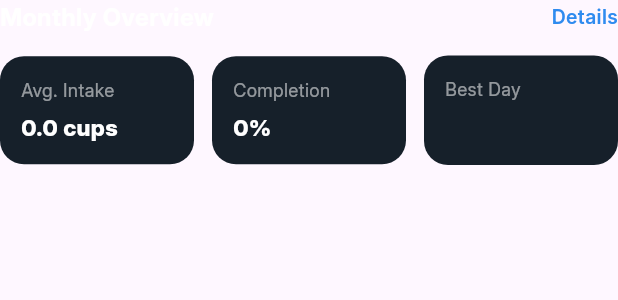
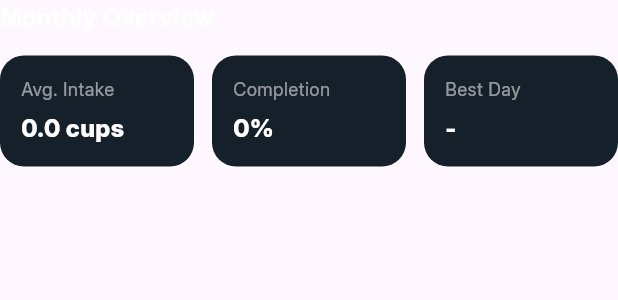
Before and after one commit to Abdomo16/hydrowflow, a Flutter app: the MonthlyOverview widget shown alone on an empty page, opened directly with empty values, on a phone screen of 412 x 824 dp. Shown: the top 300 px of the screen. Run offline on Flutter 3.47's test engine with Material 3 defaults, Android fonts, the phone set to English and light mode, and no system bars; our stand-ins replace flutter_bloc, flutter_local_notifications, sqflite, timezone; accounts and stored records are empty.

Commit message:
change  date formatting in monthly overview

```diff
--- a/lib/features/statistics/presentation/widgets/monthly_overview.dart
+++ b/lib/features/statistics/presentation/widgets/monthly_overview.dart
@@ -1,4 +1,5 @@
 import 'package:flutter/material.dart';
+import 'package:intl/intl.dart';
 
 class MonthlyOverview extends StatelessWidget {
   final double avg;
@@ -12,31 +13,30 @@ class MonthlyOverview extends StatelessWidget {
     required this.bestDay,
   });
 
+  /// Converts date string (yyyy-MM-dd) to "10 October"
+  String _formatBestDay(String date) {
+    if (date.isEmpty) return '-';
+
+    try {
+      final parsedDate = DateTime.parse(date);
+      return DateFormat('d MMM').format(parsedDate);
+    } catch (_) {
+      return date;
+    }
+  }
+
   @override
   Widget build(BuildContext context) {
     return Column(
       crossAxisAlignment: CrossAxisAlignment.start,
       children: [
-        const Row(
-          mainAxisAlignment: MainAxisAlignment.spaceBetween,
-          children: [
-            Text(
+        const Text(
           'Monthly Overview',
           style: TextStyle(
             color: Colors.white,
             fontSize: 16,
             fontWeight: FontWeight.w700,
           ),
-            ),
-            Text(
-              'Details',
-              style: TextStyle(
-                color: Color(0xFF2F8BEF),
-                fontSize: 13,
-                fontWeight: FontWeight.w600,
-              ),
-            ),
-          ],
         ),
         const SizedBox(height: 14),
         Row(
@@ -45,7 +45,7 @@ class MonthlyOverview extends StatelessWidget {
             const SizedBox(width: 12),
             _MiniCard('Completion', '${completion.toStringAsFixed(0)}%'),
             const SizedBox(width: 12),
-            _MiniCard('Best Day', bestDay),
+            _MiniCard('Best Day', _formatBestDay(bestDay)),
           ],
         ),
       ],
@@ -80,7 +80,7 @@ class _MiniCard extends StatelessWidget {
               value,
               style: const TextStyle(
                 color: Colors.white,
-                fontSize: 15,
+                fontSize: 16,
                 fontWeight: FontWeight.w800,
               ),
             ),
```
Lines whose indentation alone changed are shown as unchanged.
